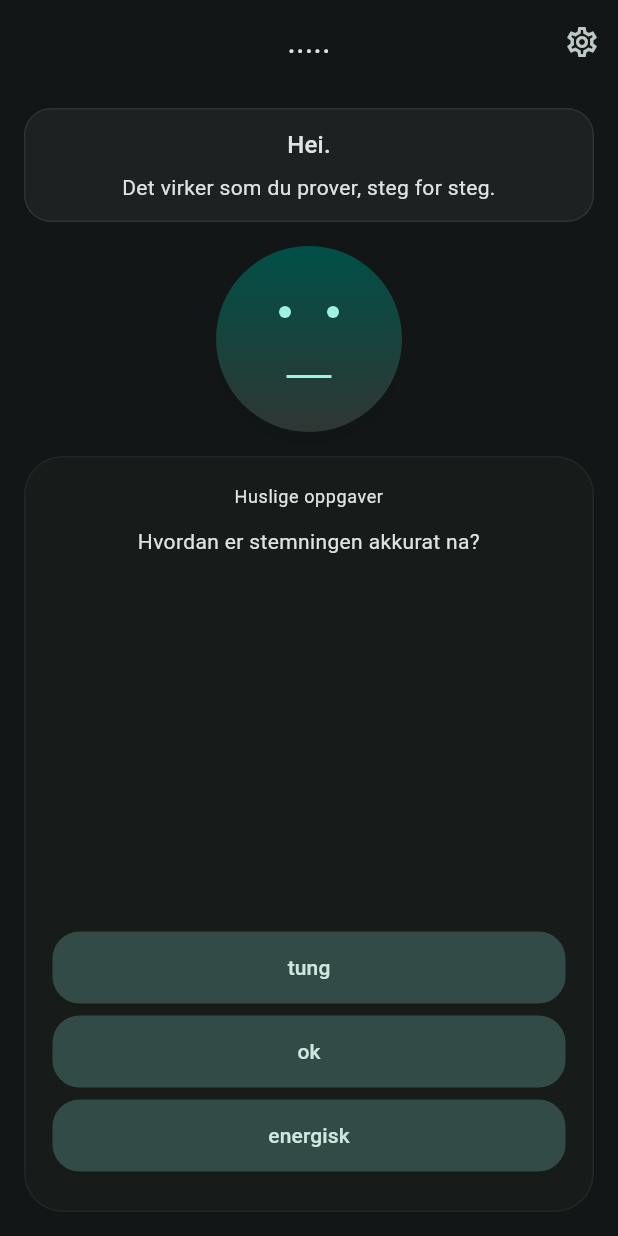
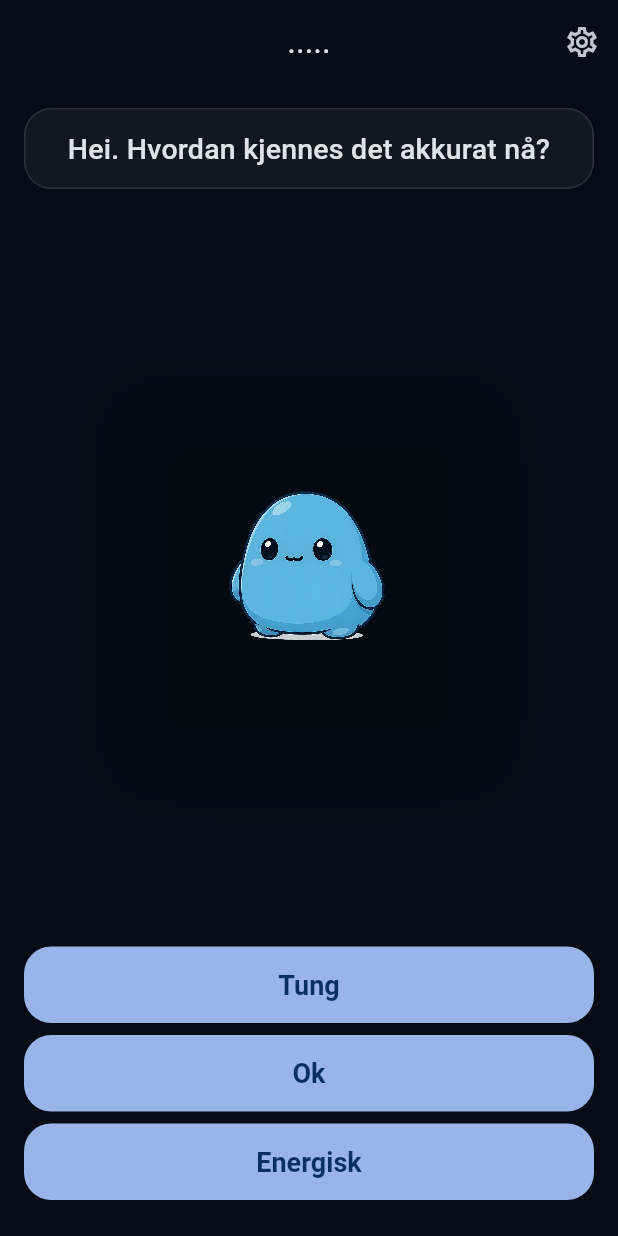
Before and after one commit to stianglomsrod/nikkoprogging, a Flutter app: the screen it shows after launch, after a tap on "Simuler neste prompt", on a phone screen of 412 x 824 dp. Run offline on Flutter 3.47's test engine with Material 3 defaults, Android fonts, the phone set to English and light mode, and no system bars.

Commit message:
Refactor code structure for improved readability and maintainability

```diff
--- a/companion_app/lib/app/companion_app.dart
+++ b/companion_app/lib/app/companion_app.dart
@@ -6,19 +6,22 @@ class CompanionApp extends StatelessWidget {
 
   @override
   Widget build(BuildContext context) {
-    const background = Color(0xFF131617);
-    const surface = Color(0xFF1A1E20);
-    const seed = Color(0xFF78827F);
+    const background = Color(0xFF060B15);
+    const surface = Color(0xFF0E1728);
+    const seed = Color(0xFF6D88B8);
+
+    final scheme = ColorScheme.fromSeed(
+      seedColor: seed,
+      brightness: Brightness.dark,
+      surface: surface,
+    );
 
     return MaterialApp(
       title: 'Companion',
       debugShowCheckedModeBanner: false,
       theme: ThemeData(
         useMaterial3: true,
-        colorScheme: ColorScheme.fromSeed(
-          seedColor: seed,
-          brightness: Brightness.dark,
-        ),
+        colorScheme: scheme,
         scaffoldBackgroundColor: background,
         cardTheme: const CardThemeData(
           color: surface,
@@ -33,7 +36,10 @@ class CompanionApp extends StatelessWidget {
         ),
         filledButtonTheme: FilledButtonThemeData(
           style: FilledButton.styleFrom(
-            padding: const EdgeInsets.symmetric(horizontal: 18, vertical: 14),
+            padding: const EdgeInsets.symmetric(horizontal: 18, vertical: 15),
+            textStyle: const TextStyle(fontSize: 18, fontWeight: FontWeight.w600),
+            backgroundColor: scheme.primary.withValues(alpha: 0.9),
+            foregroundColor: scheme.onPrimary,
             shape: RoundedRectangleBorder(
               borderRadius: BorderRadius.circular(18),
             ),
@@ -41,7 +47,9 @@ class CompanionApp extends StatelessWidget {
         ),
         outlinedButtonTheme: OutlinedButtonThemeData(
           style: OutlinedButton.styleFrom(
-            padding: const EdgeInsets.symmetric(horizontal: 18, vertical: 14),
+            padding: const EdgeInsets.symmetric(horizontal: 18, vertical: 15),
+            textStyle: const TextStyle(fontSize: 18, fontWeight: FontWeight.w600),
+            side: BorderSide(color: scheme.outlineVariant.withValues(alpha: 0.85)),
             shape: RoundedRectangleBorder(
               borderRadius: BorderRadius.circular(18),
             ),
--- a/companion_app/lib/core/content/companion_text_library.dart
+++ b/companion_app/lib/core/content/companion_text_library.dart
@@ -4,7 +4,7 @@ class CompanionTextLibrary {
   static const greetings = [
     'Hei.',
     'Hei venn.',
-    'Fint a se deg.',
+    'Fint å se deg.',
     'Hei igjen.',
     'Jeg er her.',
   ];
@@ -12,110 +12,110 @@ class CompanionTextLibrary {
   static const memoryMessages = [
     'Du har holdt dette litt i gang.',
     'Jeg ser at du kommer tilbake.',
-    'Du far til sma ting innimellom, og det teller.',
-    'Det virker som du prover, steg for steg.',
+    'Du får til små ting innimellom, og det teller.',
+    'Det virker som du prøver, steg for steg.',
     'Du er fortsatt her, og det betyr noe.',
-    'Det gar i sma bolger, og det er greit.',
+    'Det går i små bølger, og det er greit.',
     'Du har gjort mer enn du kanskje tenker over.',
-    'Det er en slags rytme i det du gjor.',
+    'Det er en slags rytme i det du gjør.',
   ];
 
   static const nameUnlockMessage =
-      'Hei! Du har vaert veldig flink. Jeg onsker at du skal gi meg et nytt navn om du vil. Gleder meg til a bli bedre kjent med deg.';
+      'Hei! Du har vært veldig flink. Jeg ønsker at du skal gi meg et nytt navn om du vil. Gleder meg til å bli bedre kjent med deg.';
 
   static const moodQuestions = [
     'Hvordan har du det i dag?',
     'Hvordan kjennes dagen ut?',
     'Hva skjer hos deg i dag?',
-    'Hvordan er formen din akkurat na?',
-    'Hvordan oppleves dagen sa langt?',
+    'Hvordan er formen din akkurat nå?',
+    'Hvordan oppleves dagen så langt?',
     'Hva slags dag er dette for deg?',
-    'Hvordan star det til akkurat na?',
-    'Hvordan foles ting akkurat na?',
+    'Hvordan står det til akkurat nå?',
+    'Hvordan føles ting akkurat nå?',
   ];
 
   static const streakMessages = [
-    'Vi kan roe ned litt na.',
-    'Det er greit a ikke presse videre.',
-    'Du trenger ikke gjore noe akkurat na.',
+    'Vi kan roe ned litt nå.',
+    'Det er greit å ikke presse videre.',
+    'Du trenger ikke gjøre noe akkurat nå.',
     'Jeg er her, vi tar det rolig.',
-    'Det er lov a bare stoppe litt opp.',
+    'Det er lov å bare stoppe litt opp.',
     'Vi senker tempoet litt.',
   ];
 
   static const taskRequestPhrases = [
-    'Kan du prove dette:',
+    'Kan du prøve dette:',
     'La oss teste denne oppgaven:',
-    'Dette kan vaere fint a gjore:',
+    'Dette kan være fint å gjøre:',
     'Her er en liten oppgave:',
-    'Kanskje du kan prove dette:',
+    'Kanskje du kan prøve dette:',
     'Et lite forslag:',
     'Hvis det passer:',
   ];
 
   static const negativeTasks = [
     'sette en kopp i oppvaskmaskinen',
-    'kaste en ting i sopla',
+    'kaste en ting i søpla',
     'lukke en skuff',
     'rette opp en pute',
-    'legge en ting tilbake pa plass',
-    'ta med en kopp til kjokkenet',
+    'legge en ting tilbake på plass',
+    'ta med en kopp til kjøkkenet',
     'flytte en ting fra gulvet',
-    'torke av en liten flekk',
-    'legge en genser i skittentoykurven',
+    'tørke av en liten flekk',
+    'legge en genser i skittentøykurven',
     'sette en flaske i pantposen',
   ];
 
   static const okTasks = [
     'rydde tre ting fra bordet',
     'samle kopper fra ett rom',
-    'legge tre ting tilbake pa plass',
-    'rydde litt av kjokkenbenken',
-    'sette noen klaer i skittentoykurven',
-    'torke av spisebordet',
-    'rydde sofaomradet litt',
+    'legge tre ting tilbake på plass',
+    'rydde litt av kjøkkenbenken',
+    'sette noen klær i skittentøykurven',
+    'tørke av spisebordet',
+    'rydde sofaområdet litt',
     'kaste gammel reklame eller papir',
-    'samle sammen ting som ligger pa gulvet',
-    'brette noen fa plagg med klaer',
+    'samle sammen ting som ligger på gulvet',
+    'brette noen få plagg med klær',
   ];
 
   static const energiskTasks = [
-    'rydde hele kjokkenbenken',
-    'stovsuge ett rom',
+    'rydde hele kjøkkenbenken',
+    'støvsuge ett rom',
     'tomme oppvaskmaskinen',
     'rydde stuebordet helt',
-    'ta ut sopla i huset',
+    'ta ut søpla i huset',
     'samle kopper i hele boligen',
-    'torke stov av hyller',
+    'tørke støv av hyller',
     'rydde gulvet i ett rom',
     'vaske badet',
-    'organisere kjoleskapet litt',
+    'organisere kjøleskapet litt',
   ];
 
   static const moodFeedback = {
     'negativ': [
       'Takk for at du sier det.',
       'Jeg er her med deg.',
-      'Det er helt greit sann.',
+      'Det er helt greit sånn.',
       'Vi tar det i ditt tempo.',
-      'Du star ikke i det alene.',
-      'Det er ok a ha det sann i dag.',
+      'Du står ikke i det alene.',
+      'Det er ok å ha det sånn i dag.',
     ],
     'ok': [
       'Greit, vi tar det videre.',
       'Ok, det er fint.',
-      'Skjonner, vi fortsetter rolig.',
+      'Skjønner, vi fortsetter rolig.',
       'Greit, vi holder det enkelt.',
-      'Ok, vi gar videre.',
+      'Ok, vi går videre.',
       'Fint, da vet jeg det.',
     ],
     'energisk': [
       'Fint, da bruker vi det rolig og godt.',
-      'Det er godt a kjenne litt energi.',
+      'Det er godt å kjenne litt energi.',
       'Da finner vi noe som passer.',
       'Greit, da setter vi i gang med noe lite.',
-      'Det er fint a vite.',
-      'Da gar vi videre med et lite steg.',
+      'Det er fint å vite.',
+      'Da går vi videre med et lite steg.',
     ],
   };
 
@@ -126,15 +126,15 @@ class CompanionTextLibrary {
       'Det teller mer enn det virker.',
       'Bra jobba, spesielt i dag.',
       'Det var et viktig lite steg.',
-      'Du gjorde noe som ikke var sa enkelt.',
+      'Du gjorde noe som ikke var så enkelt.',
     ],
     'ok': [
       'Bra jobba.',
       'Fint gjort.',
       'Det der var solid.',
       'Godt levert.',
-      'Det var bra a fa gjort.',
-      'Fint, vi holder det gaende.',
+      'Det var bra å få gjort.',
+      'Fint, vi holder det gående.',
     ],
     'energisk': [
       'Sterkt levert!',
@@ -150,42 +150,42 @@ class CompanionTextLibrary {
     'Helt greit.',
     'Ingen stress.',
     'Vi tar det senere.',
-    'Det er ok a la det ligge.',
-    'Vi prover igjen en annen gang.',
-    'Det gar fint.',
+    'Det er ok å la det ligge.',
+    'Vi prøver igjen en annen gang.',
+    'Det går fint.',
     'Ikke noe problem.',
   ];
 
   static const taskDoneEventPositive = [
-    'Det er fint a se litt flyt i ting.',
-    'Du har fatt gjort noe i dag, det teller.',
+    'Det er fint å se litt flyt i ting.',
+    'Du har fått gjort noe i dag, det teller.',
     'Det er en god retning dette.',
     'Du er i gang, og det er bra nok.',
-    'Det gar jevnt fremover.',
+    'Det går jevnt fremover.',
   ];
 
   static const eventContinueOptions = [
     'fortsette litt til',
     'ta en liten oppgave til',
-    'holde det gaende litt',
-    'gjore en ting til',
+    'holde det gående litt',
+    'gjøre en ting til',
     'fortsette rolig',
   ];
 
   static const eventPauseOptions = [
     'ta en pause',
     'stoppe litt her',
-    'roe ned na',
+    'roe ned nå',
     'ta en liten pause',
-    'avslutte for na',
+    'avslutte for nå',
   ];
 
   static const eventTransitionText = [
-    'vi tar et lite oyeblikk',
+    'vi tar et lite øyeblikk',
     'bare et lite stopp her',
     'la oss pause litt',
     'vi sjekker inn litt her',
-    'vi justerer litt na',
+    'vi justerer litt nå',
   ];
 
   static String moodKey(Sinnsstemning mood) {
--- a/companion_app/lib/core/seed_data/seed_data.dart
+++ b/companion_app/lib/core/seed_data/seed_data.dart
@@ -16,7 +16,7 @@ class SeedData {
       ),
       FocusArea(
         id: 'study',
-        name: 'Studier og laering',
+        name: 'Studier og læring',
         enabled: true,
         startHour: 18,
         endHour: 20,
@@ -32,7 +32,7 @@ class SeedData {
       ),
       FocusArea(
         id: 'reminders',
-        name: 'Paaminnelser',
+        name: 'Påminnelser',
         enabled: true,
         startHour: 8,
         endHour: 22,
@@ -59,7 +59,7 @@ class SeedData {
       TaskItem(
         id: 's3',
         focusAreaId: 'study',
-        title: 'Los to oppgaver fra et tema.',
+        title: 'Løs to oppgaver fra et tema.',
         difficulty: 2,
       ),
       TaskItem(
@@ -77,19 +77,19 @@ class SeedData {
       TaskItem(
         id: 'e2',
         focusAreaId: 'exercise',
-        title: 'Ga en kort tur i fem minutter.',
+        title: 'Gå en kort tur i fem minutter.',
         difficulty: 1,
       ),
       TaskItem(
         id: 'e3',
         focusAreaId: 'exercise',
-        title: 'Gjor en enkel ovelse i ti minutter.',
+        title: 'Gjør en enkel øvelse i ti minutter.',
         difficulty: 2,
       ),
       TaskItem(
         id: 'e4',
         focusAreaId: 'exercise',
-        title: 'Kjor en sporty oekt med intervaller.',
+        title: 'Kjør en sporty økt med intervaller.',
         difficulty: 3,
       ),
       TaskItem(
--- a/companion_app/lib/features/home/home_page.dart
+++ b/companion_app/lib/features/home/home_page.dart
@@ -41,18 +41,12 @@ class _HomePageState extends State<HomePage> {
   TaskItem? _currentTask;
   String? _statusMessage;
   String? _resultMessage;
-  late String _greetingText;
-  late String _introMemoryText;
-  String? _taskLeadIn;
-  String? _moodSupportText;
 
   @override
   void initState() {
     super.initState();
     _focusAreas = SeedData.focusAreas();
     _allTasks = SeedData.tasks();
-    _greetingText = CompanionTextLibrary.greetings[0];
-    _introMemoryText = CompanionTextLibrary.memoryMessages[3];
   }
 
   void _simulateNextPrompt() {
@@ -72,7 +66,7 @@ class _HomePageState extends State<HomePage> {
         _currentMood = null;
         _currentTask = null;
         _statusMessage =
-            'Ingen Fokusomrader er klare akkurat na. Du kan justere rammene i Innstillinger.';
+            'Ingen fokusområder er klare akkurat nå. Du kan justere rammene i Innstillinger.';
         return;
       }
 
@@ -80,8 +74,6 @@ class _HomePageState extends State<HomePage> {
       _promptsUsedPerArea[area.id] = (_promptsUsedPerArea[area.id] ?? 0) + 1;
       _currentMood = null;
       _currentTask = null;
-      _taskLeadIn = null;
-      _moodSupportText = null;
       _stage = PromptStage.mood;
       _statusMessage = null;
     });
@@ -105,12 +97,8 @@ class _HomePageState extends State<HomePage> {
       _currentMood = mood;
       _currentTask = task;
       _stage = PromptStage.task;
-      _moodSupportText = _pickFrom(
-        CompanionTextLibrary.moodFeedback[CompanionTextLibrary.moodKey(mood)]!,
-      );
-      _taskLeadIn = _pickFrom(CompanionTextLibrary.taskRequestPhrases);
       if (task == null) {
-        _statusMessage = 'Fant ingen Oppgave for ${area.name} akkurat na.';
+        _statusMessage = 'Fant ingen oppgave for ${area.name} akkurat nå.';
       }
     });
   }
@@ -165,8 +153,6 @@ class _HomePageState extends State<HomePage> {
       _activeFocusArea = null;
       _currentMood = null;
       _currentTask = null;
-      _taskLeadIn = null;
-      _moodSupportText = null;
     });
   }
 
@@ -193,11 +179,11 @@ class _HomePageState extends State<HomePage> {
   String _moodLabel(Sinnsstemning mood) {
     switch (mood) {
       case Sinnsstemning.negativ:
-        return 'tung';
+        return 'Tung';
       case Sinnsstemning.ok:
-        return 'ok';
+        return 'Ok';
       case Sinnsstemning.energisk:
-        return 'energisk';
+        return 'Energisk';
     }
   }
 
@@ -230,9 +216,9 @@ class _HomePageState extends State<HomePage> {
                 children: [
                   _buildDialogueField(context),
                   const SizedBox(height: 16),
-                  const CompanionFigure(),
+                  const Expanded(child: Center(child: CompanionFigure())),
                   const SizedBox(height: 16),
-                  Expanded(child: _buildMainCard(context)),
+                  _buildBottomActionArea(),
                 ],
               ),
             ),
@@ -244,108 +230,83 @@ class _HomePageState extends State<HomePage> {
 
   Widget _buildDialogueField(BuildContext context) {
     final colors = Theme.of(context).colorScheme;
+    final lines = _dialogueLines();
 
     return Container(
       decoration: BoxDecoration(
-        color: colors.surfaceContainerHighest.withValues(alpha: 0.35),
+        color: colors.surfaceContainerHighest.withValues(alpha: 0.28),
         borderRadius: BorderRadius.circular(18),
         border: Border.all(
-          color: colors.outlineVariant.withValues(alpha: 0.45),
+          color: colors.outlineVariant.withValues(alpha: 0.55),
           width: 1,
         ),
       ),
-      padding: const EdgeInsets.symmetric(horizontal: 14, vertical: 12),
-      child: Column(
-        crossAxisAlignment: CrossAxisAlignment.stretch,
-        children: [
-          Text(
-            _greetingText,
+      padding: const EdgeInsets.symmetric(horizontal: 16, vertical: 14),
+      child: Text(
+        lines.join(' '),
         textAlign: TextAlign.center,
-            style: Theme.of(context).textTheme.titleMedium,
-          ),
-          const SizedBox(height: 6),
-          Text(
-            _introMemoryText,
-            textAlign: TextAlign.center,
-            style: Theme.of(context).textTheme.bodyMedium,
-          ),
-        ],
-      ),
-    );
-  }
-
-  Widget _buildMainCard(BuildContext context) {
-    final colors = Theme.of(context).colorScheme;
-
-    return Container(
-      decoration: BoxDecoration(
-        color: colors.surfaceContainerLow.withValues(alpha: 0.92),
-        borderRadius: BorderRadius.circular(26),
-        border: Border.all(
-          color: colors.outlineVariant.withValues(alpha: 0.25),
-          width: 1,
-        ),
-      ),
-      child: Padding(
-        padding: const EdgeInsets.all(18),
-        child: AnimatedSwitcher(
-          duration: const Duration(milliseconds: 220),
-          child: _buildStageContent(context),
+        style: Theme.of(context).textTheme.titleMedium?.copyWith(
+          fontSize: 19,
+          height: 1.28,
+          fontWeight: FontWeight.w500,
         ),
       ),
     );
   }
 
-  Widget _buildStageContent(BuildContext context) {
-    final activeArea = _activeFocusArea;
+  List<String> _dialogueLines() {
+    if (_stage == PromptStage.idle) {
+      return [
+        if (_statusMessage != null)
+          _statusMessage!
+        else
+          'Hei. Hvordan er formen din akkurat nå?',
+      ];
+    }
 
+    if (_stage == PromptStage.mood) {
+      return ['Hei. Hvordan kjennes det akkurat nå?'];
+    }
+
+    if (_stage == PromptStage.task) {
+      final task = _currentTask;
+      if (task == null) {
+        return ['Jeg finner ingen oppgave akkurat nå. Vi kan prøve igjen snart.'];
+      }
+
+      return <String?>[
+        'Hva passer best for deg akkurat nå?',
+        task.title,
+        'Fikk du gjort oppgaven?',
+      ].whereType<String>().toList(growable: false);
+    }
+
+    return [_resultMessage ?? 'Helt greit.'];
+  }
+
+  Widget _buildBottomActionArea() {
+    return AnimatedSwitcher(
+      duration: const Duration(milliseconds: 220),
+      child: _buildBottomActionState(),
+    );
+  }
+
+  Widget _buildBottomActionState() {
     if (_stage == PromptStage.idle) {
-      return Column(
-        key: const ValueKey('idle'),
-        mainAxisSize: MainAxisSize.max,
-        crossAxisAlignment: CrossAxisAlignment.stretch,
+      return _buildBottomActions(
+        key: const ValueKey('actions-idle'),
         children: [
-          const Text(
-            'Jeg gir deg bare en liten ting av gangen.',
-            textAlign: TextAlign.center,
-          ),
-          const SizedBox(height: 8),
-          if (_statusMessage != null)
-            Text(_statusMessage!, textAlign: TextAlign.center),
-          const Spacer(),
           FilledButton(
             onPressed: _simulateNextPrompt,
             child: const Text('Simuler neste prompt'),
-          ),
-          const SizedBox(height: 8),
-          Text(
-            'Dette erstatter varsling i prototypen.',
-            textAlign: TextAlign.center,
-            style: Theme.of(context).textTheme.bodySmall,
           ),
         ],
       );
     }
 
     if (_stage == PromptStage.mood) {
-      return Column(
-        key: const ValueKey('mood'),
-        mainAxisSize: MainAxisSize.max,
-        crossAxisAlignment: CrossAxisAlignment.stretch,
-        children: [
-          if (activeArea != null)
-            Text(
-              activeArea.name,
-              textAlign: TextAlign.center,
-              style: Theme.of(context).textTheme.bodySmall,
-            ),
-          const SizedBox(height: 12),
-          const Text(
-            'Hvordan er stemningen akkurat na?',
-            textAlign: TextAlign.center,
-          ),
-          const Spacer(),
-          _buildBottomActions(
+      return _buildBottomActions(
+        key: const ValueKey('actions-mood'),
         children: [
           for (final mood in Sinnsstemning.values) ...[
             FilledButton.tonal(
@@ -355,63 +316,25 @@ class _HomePageState extends State<HomePage> {
             const SizedBox(height: 8),
           ],
         ],
+      );
+    }
+
+    if (_stage == PromptStage.task) {
+      final task = _currentTask;
+      if (task == null) {
+        return _buildBottomActions(
+          key: const ValueKey('actions-task-empty'),
+          children: [
+            FilledButton.tonal(
+              onPressed: _resetToIdle,
+              child: const Text('Tilbake'),
             ),
           ],
         );
       }
 
-    if (_stage == PromptStage.task) {
-      return _buildTaskStep();
-    }
-
-    return _buildResultStep();
-  }
-
-  Widget _buildTaskStep() {
-    final task = _currentTask;
-    if (task == null) {
-      return Column(
-        key: const ValueKey('task-empty'),
-        crossAxisAlignment: CrossAxisAlignment.stretch,
-        children: [
-          const Text(
-            'Fant ingen Oppgave akkurat na.',
-            textAlign: TextAlign.center,
-          ),
-          const SizedBox(height: 12),
-          TextButton(onPressed: _resetToIdle, child: const Text('Tilbake')),
-        ],
-      );
-    }
-
-    return Column(
-      key: const ValueKey('task'),
-      mainAxisSize: MainAxisSize.max,
-      crossAxisAlignment: CrossAxisAlignment.stretch,
-      children: [
-        const Text('Et lite steg', textAlign: TextAlign.center),
-        const SizedBox(height: 8),
-        if (_moodSupportText != null) ...[
-          Text(_moodSupportText!, textAlign: TextAlign.center),
-          const SizedBox(height: 12),
-        ],
-        if (_taskLeadIn != null) ...[
-          Text(
-            _taskLeadIn!,
-            textAlign: TextAlign.center,
-            style: Theme.of(context).textTheme.bodySmall,
-          ),
-          const SizedBox(height: 8),
-        ],
-        Text(
-          task.title,
-          textAlign: TextAlign.center,
-          style: Theme.of(context).textTheme.titleMedium,
-        ),
-        const Spacer(),
-        const Text('Fikk du gjort oppgaven?', textAlign: TextAlign.center),
-        const SizedBox(height: 12),
-        _buildBottomActions(
+      return _buildBottomActions(
+        key: const ValueKey('actions-task'),
         children: [
           FilledButton(
             onPressed: () => _submitResult(true),
@@ -423,34 +346,26 @@ class _HomePageState extends State<HomePage> {
             child: const Text('Nei'),
           ),
         ],
-        ),
-      ],
       );
     }
 
-  Widget _buildResultStep() {
-    return Column(
-      key: const ValueKey('result'),
-      mainAxisSize: MainAxisSize.max,
-      crossAxisAlignment: CrossAxisAlignment.stretch,
-      children: [
-        const Spacer(),
-        Text(_resultMessage ?? '', textAlign: TextAlign.center),
-        const Spacer(),
-        _buildBottomActions(
+    return _buildBottomActions(
+      key: const ValueKey('actions-result'),
       children: [
         FilledButton.tonal(
           onPressed: _resetToIdle,
           child: const Text('Tilbake'),
         ),
       ],
-        ),
-      ],
     );
   }
 
-  Widget _buildBottomActions({required List<Widget> children}) {
+  Widget _buildBottomActions({
+    required Key key,
+    required List<Widget> children,
+  }) {
     return Column(
+      key: key,
       mainAxisSize: MainAxisSize.min,
       crossAxisAlignment: CrossAxisAlignment.stretch,
       children: children,
--- a/companion_app/lib/features/home/settings_page.dart
+++ b/companion_app/lib/features/home/settings_page.dart
@@ -78,7 +78,7 @@ class _SettingsPageState extends State<SettingsPage> {
         padding: const EdgeInsets.all(20),
         children: [
           Text(
-            'Velg et Fokusomrade',
+            'Velg et Fokusområde',
             style: Theme.of(context).textTheme.titleMedium,
             textAlign: TextAlign.center,
           ),
--- a/companion_app/lib/features/home/widgets/companion_figure.dart
+++ b/companion_app/lib/features/home/widgets/companion_figure.dart
@@ -9,58 +9,22 @@ class CompanionFigure extends StatelessWidget {
 
     return Center(
       child: Container(
-        width: 124,
-        height: 124,
+        width: 260,
+        height: 260,
         decoration: BoxDecoration(
-          shape: BoxShape.circle,
-          gradient: LinearGradient(
-            begin: Alignment.topCenter,
-            end: Alignment.bottomCenter,
-            colors: [colors.primaryContainer, colors.surfaceContainerHighest],
-          ),
+          borderRadius: BorderRadius.circular(24),
           boxShadow: [
             BoxShadow(
-              color: colors.shadow.withValues(alpha: 0.06),
-              blurRadius: 20,
-              offset: const Offset(0, 8),
+              color: colors.shadow.withValues(alpha: 0.22),
+              blurRadius: 32,
+              offset: const Offset(0, 14),
             ),
           ],
         ),
-        child: Stack(
-          alignment: Alignment.center,
-          children: [
-            Positioned(
-              top: 40,
-              left: 42,
-              child: CircleAvatar(
-                radius: 4,
-                backgroundColor: colors.onPrimaryContainer,
-              ),
-            ),
-            Positioned(
-              top: 40,
-              right: 42,
-              child: CircleAvatar(
-                radius: 4,
-                backgroundColor: colors.onPrimaryContainer,
-              ),
-            ),
-            Positioned(
-              bottom: 36,
-              child: Container(
-                width: 30,
-                height: 12,
-                decoration: BoxDecoration(
-                  border: Border(
-                    bottom: BorderSide(
-                      color: colors.onPrimaryContainer,
-                      width: 2,
-                    ),
-                  ),
-                ),
-              ),
-            ),
-          ],
+        child: Image.asset(
+          'assets/figures/companion_figur.png',
+          fit: BoxFit.contain,
+          filterQuality: FilterQuality.high,
         ),
       ),
     );
--- a/companion_app/pubspec.yaml
+++ b/companion_app/pubspec.yaml
@@ -57,6 +57,9 @@ flutter:
   # the material Icons class.
   uses-material-design: true
 
+  assets:
+    - assets/figures/companion_figur.png
+
   # To add assets to your application, add an assets section, like this:
   # assets:
   #   - images/a_dot_burr.jpeg
```
Also changed, not shown: companion_app/assets/figures/companion_figur.png (added), 4 other files. Lines whose indentation alone changed are shown as unchanged.
